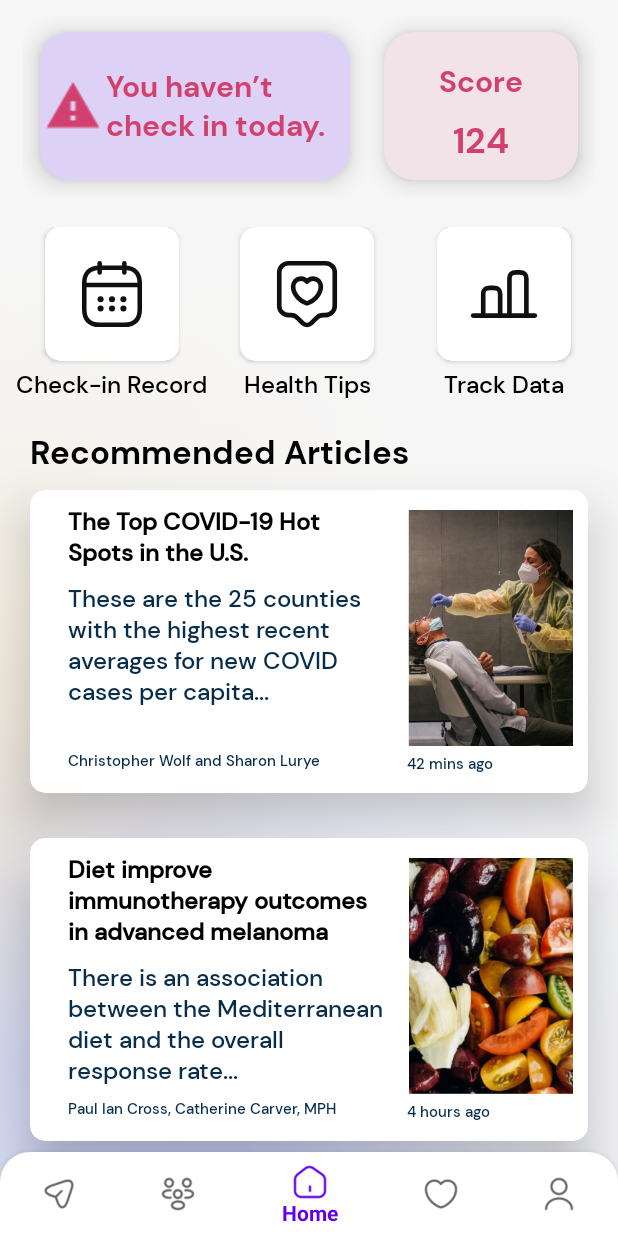
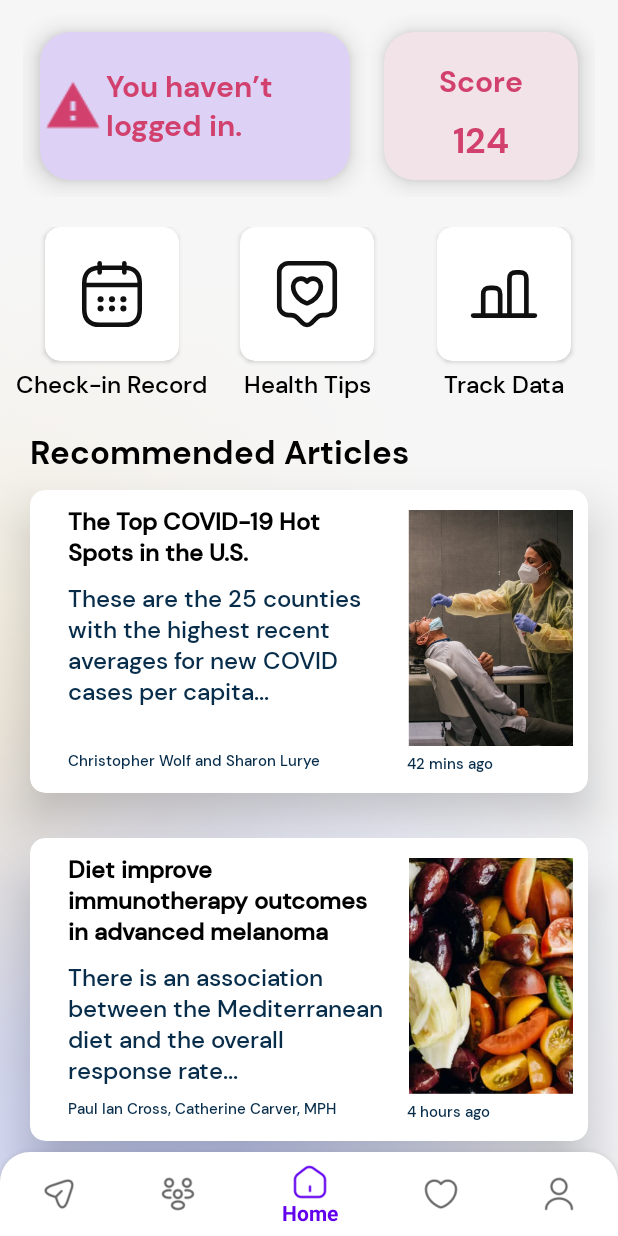
Before and after one commit to GDistories/Health-Diary, an Android app: the screen it shows after launch (MainActivity), on a phone screen of 412 x 824 dp. Run offline under Robolectric (Android 15) with nearby library versions, the light colour scheme and no system bars; our stand-ins replace Firebase (no records; nobody signed in at launch, a user with empty details on screens opened directly), navigation-ui; libraries missing offline, so code that uses them is left out: com.blankj.utilcode.

Commit message:
HomePage check user status

```diff
--- a/app/src/main/java/com/healthdiary/base/BaseFragment.kt
+++ b/app/src/main/java/com/healthdiary/base/BaseFragment.kt
@@ -32,6 +32,8 @@ open class BaseFragment : Fragment() {
         return dateToday
     }
 
+
+
     open fun getUserEmail(): String? {
         if (isLogin()) {
             val currentUser = Firebase.auth.currentUser
--- a/app/src/main/java/com/healthdiary/ui/fragment/HomeFragment.kt
+++ b/app/src/main/java/com/healthdiary/ui/fragment/HomeFragment.kt
@@ -5,9 +5,17 @@ import android.os.Bundle
 import android.view.LayoutInflater
 import android.view.View
 import android.view.ViewGroup
+import android.widget.ImageView
+import android.widget.TextView
+import androidx.activity.viewModels
+import androidx.core.content.ContextCompat
+import androidx.fragment.app.viewModels
+import com.healthdiary.R
 import com.healthdiary.base.BaseFragment
 import com.healthdiary.databinding.FragmentHomeBinding
 import com.healthdiary.ui.activity.*
+import com.healthdiary.repository.CheckInRecordRepository
+import com.healthdiary.viewmodel.CheckInRecordViewModel
 
 
 class HomeFragment : BaseFragment() {
@@ -15,8 +23,14 @@ class HomeFragment : BaseFragment() {
 
     private val binding get() = _binding!!
 
+    private val checkInRecordViewModel: CheckInRecordViewModel by viewModels {
+        CheckInRecordViewModel.Provider(CheckInRecordRepository.repository)
+    }
+
     override fun onStart() {
         super.onStart()
+        var status_image = view?.findViewById(R.id.home_user_statusicon) as ImageView
+        var status_text = view?.findViewById(R.id.home_user_statustext) as TextView
         binding.news1.setOnClickListener {
             startActivity(Intent(activity, NewsContentActivity::class.java))
         }
@@ -31,6 +45,27 @@ class HomeFragment : BaseFragment() {
         }
         binding.trackData.setOnClickListener{
             startActivity(Intent(activity, TrackerActivity::class.java))
+        }
+        if (isLogin()){
+
+            checkInRecordViewModel.checkRecord(getUserEmail().toString(),getToday()).observe(this){
+                if (it != "NotCheckInYet"){
+                    status_image.setImageResource(R.drawable.ic_checkin_success)
+                    status_text.setText(R.string.home_check_status_true)
+                    status_text.setTextColor(ContextCompat.getColor(requireContext(),R.color.black))
+                }
+                else {
+                    status_image.setImageResource(R.drawable.ic_warning)
+                    status_text.setText(R.string.home_check_status_false)
+                    status_text.setTextColor(ContextCompat.getColor(requireContext(),R.color.warning))
+                }
+            }
+        }
+
+        else{
+            status_image.setImageResource(R.drawable.ic_warning)
+            status_text.setText(R.string.home_login_status)
+            status_text.setTextColor(ContextCompat.getColor(requireContext(),R.color.warning))
         }
     }
 
--- a/app/src/main/res/drawable/ic_checkin_success.xml
+++ b/app/src/main/res/drawable/ic_checkin_success.xml
@@ -1,4 +1,4 @@
-<vector android:height="24dp" android:tint="#D2426F"
+<vector android:height="24dp" android:tint="@color/black"
     android:viewportHeight="24" android:viewportWidth="24"
     android:width="24dp" xmlns:android="http://schemas.android.com/apk/res/android">
     <path android:fillColor="@android:color/white" android:pathData="M12,2C6.48,2 2,6.48 2,12s4.48,10 10,10 10,-4.48 10,-10S17.52,2 12,2zM10,17l-5,-5 1.41,-1.41L10,14.17l7.59,-7.59L19,8l-9,9z"/>
--- a/app/src/main/res/layout/fragment_home.xml
+++ b/app/src/main/res/layout/fragment_home.xml
@@ -47,6 +47,7 @@
                             android:orientation="horizontal">
 
                             <ImageView
+                                android:id="@+id/home_user_statusicon"
                                 android:layout_width="wrap_content"
                                 android:layout_height="wrap_content"
                                 android:layout_gravity="center"
@@ -56,6 +57,7 @@
                                 android:src="@drawable/ic_warning" />
 
                             <TextView
+                                android:id="@+id/home_user_statustext"
                                 android:layout_width="wrap_content"
                                 android:layout_height="wrap_content"
                                 android:layout_gravity="center"
@@ -64,7 +66,7 @@
                                 android:layout_marginRight="10dp"
                                 android:layout_marginBottom="10dp"
                                 android:fontFamily="@font/dmsans_bold"
-                                android:text="@string/home_check_status"
+                                android:text="@string/home_check_status_false"
                                 android:textColor="@color/rose_pink"
                                 android:textSize="20sp" />
                         </LinearLayout>
--- a/app/src/main/res/values/colors.xml
+++ b/app/src/main/res/values/colors.xml
@@ -20,6 +20,7 @@
     <color name="light_pink">#FFF1E3E7</color>
 
     <color name="text_red">#C8102E</color>
+    <color name="warning">#D2416E</color>
     <color name="text_purple">#330066</color>
     <color name="text_green">#006987</color>
     <color name="text_blue">#0033A0</color>
--- a/app/src/main/res/values/strings.xml
+++ b/app/src/main/res/values/strings.xml
@@ -125,7 +125,9 @@
     <string name="news_content_figure_desc">7-day average as of Sep. 29, 2022.</string>
 
     <!--Home Page-->
-    <string name="home_check_status">You haven’t check in today.</string>
+    <string name="home_check_status_false">You haven’t checked in today.</string>
+    <string name="home_login_status">You haven’t logged in.</string>
+    <string name="home_check_status_true">You already checked in.</string>
     <string name="score">Score</string>
     <string name="check_in_record">Check-in Record</string>
     <string name="health_tips">Health Tips</string>
```
Also changed, not shown: 1 other file.
